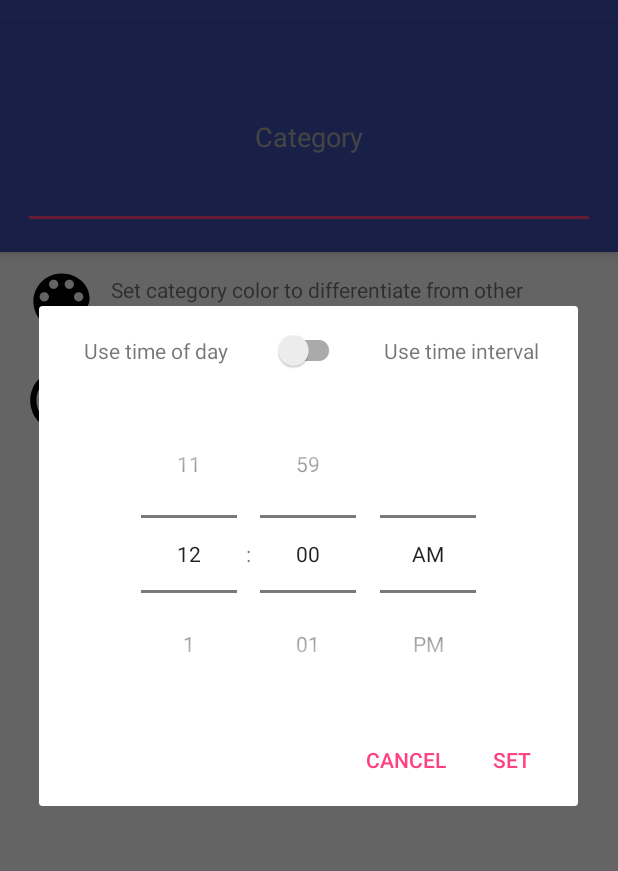
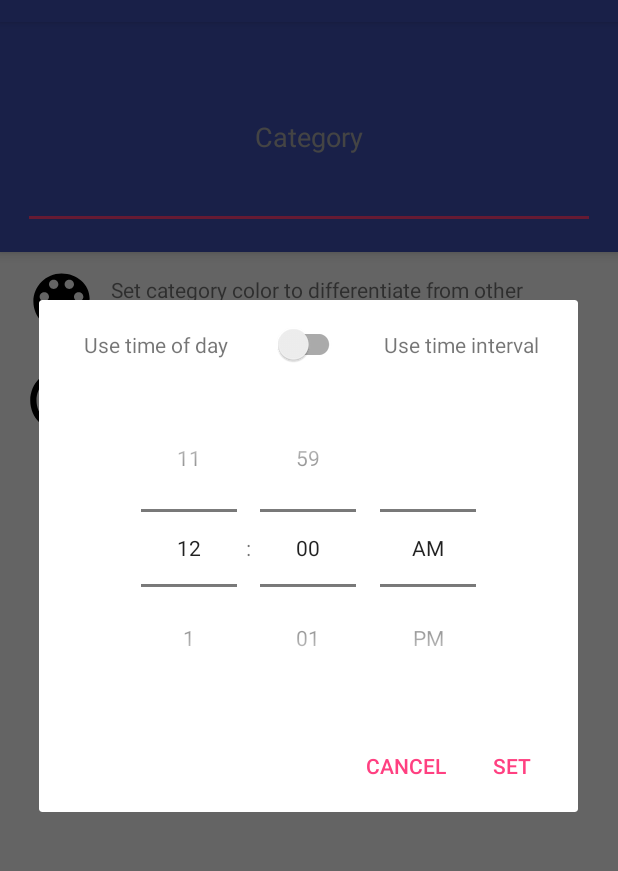
Before and after one commit to djacoronel/Lark, an Android app: the AddEditActivity screen opened directly, with no data from a screen before it, after a tap on "Set what time to remind or interval betw", on a phone screen of 412 x 824 dp, the part 62-933 px from its top. Run offline under Robolectric (Android 15) with nearby library versions, the phone set to English and light mode, and no system bars; our stand-ins replace Dagger/Hilt's generated code, data binding.

```diff
--- a/app/src/main/res/layout/layout_set_time.xml
+++ b/app/src/main/res/layout/layout_set_time.xml
@@ -9,7 +9,6 @@
       type="com.djacoronel.lark.addeditcategory.AddEditViewModel"/>
   </data>
   <android.support.constraint.ConstraintLayout
-
     android:layout_width="match_parent"
     android:layout_height="match_parent">
 
@@ -25,6 +24,7 @@
       app:layout_constraintEnd_toEndOf="parent"
       app:layout_constraintStart_toStartOf="parent"
       app:layout_constraintTop_toTopOf="parent"/>
+
     <TextView
       android:id="@+id/textView_use_interval"
       android:layout_width="wrap_content"
@@ -36,6 +36,7 @@
       app:layout_constraintEnd_toEndOf="parent"
       app:layout_constraintStart_toEndOf="@+id/switch_useInterval"
       app:layout_constraintTop_toTopOf="@+id/switch_useInterval"/>
+
     <TextView
       android:id="@+id/textView_time_of_day"
       android:layout_width="wrap_content"
@@ -47,25 +48,32 @@
       app:layout_constraintEnd_toStartOf="@+id/switch_useInterval"
       app:layout_constraintStart_toStartOf="parent"
       app:layout_constraintTop_toTopOf="@+id/switch_useInterval"/>
+
     <TimePicker
       android:id="@+id/timePicker_time_of_day"
       android:layout_width="wrap_content"
       android:layout_height="wrap_content"
       android:layout_marginTop="16dp"
-      android:visibility="@{viewModel.useInterval? View.GONE : View.VISIBLE}"
+      android:layout_marginBottom="8dp"
       android:hour="@{viewModel.hourOfDay}"
       android:minute="@{viewModel.minute}"
       android:timePickerMode="spinner"
+      android:visibility="@{viewModel.useInterval? View.INVISIBLE : View.VISIBLE}"
+      app:layout_constraintBottom_toBottomOf="parent"
       app:layout_constraintEnd_toEndOf="parent"
       app:layout_constraintStart_toStartOf="parent"
       app:layout_constraintTop_toBottomOf="@+id/switch_useInterval"/>
+
     <NumberPicker
       android:id="@+id/numberPicker_set_interval"
-      android:layout_width="0dp"
+      android:layout_width="wrap_content"
       android:layout_height="wrap_content"
-      android:layout_marginTop="16dp"
-      android:visibility="@{viewModel.useInterval? View.VISIBLE : View.GONE}"
+      android:layout_marginTop="32dp"
+      android:layout_marginBottom="24dp"
       android:value="@{viewModel.interval}"
+      android:visibility="@{viewModel.useInterval? View.VISIBLE : View.INVISIBLE}"
+      android:descendantFocusability="blocksDescendants"
+      app:layout_constraintBottom_toBottomOf="parent"
       app:layout_constraintEnd_toEndOf="parent"
       app:layout_constraintStart_toStartOf="parent"
       app:layout_constraintTop_toBottomOf="@+id/switch_useInterval"/>
```
Also changed, not shown: app/src/main/java/com/djacoronel/lark/addeditcategory/AddEditViewModel.kt (+2 -9 lines), app/src/main/java/com/djacoronel/lark/data/model/Schedule.kt (+18 -2 lines), app/src/main/java/com/djacoronel/lark/util/DateTimeUtil.kt (added, +57 -0 lines).
